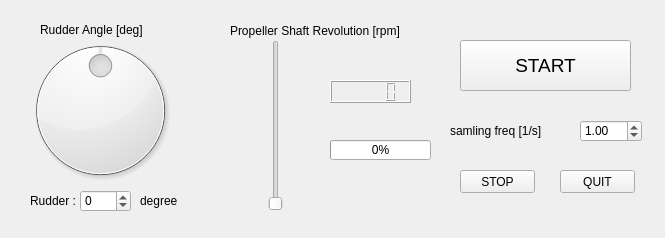
Before: the Qt Designer form shipsim_mmg_module/ShipControllerMMG.ui in RosShipSim/shipsim_mmg_module, drawn with Qt 5.
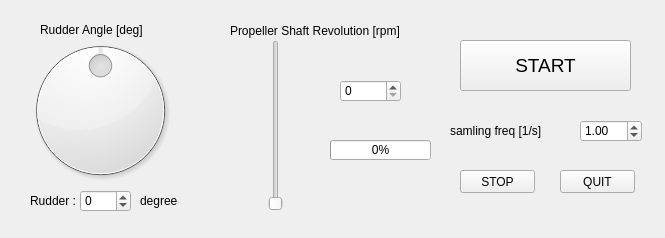
After: the same form once the commit is applied.

Commit message: 1127 change MMG controller UI

The edit to the form file:
```diff
--- a/shipsim_mmg_module/ShipControllerMMG.ui
+++ b/shipsim_mmg_module/ShipControllerMMG.ui
@@ -187,16 +187,6 @@
      <string>degree</string>
     </property>
    </widget>
-   <widget class="QLCDNumber" name="propellerNumber">
-    <property name="geometry">
-     <rect>
-      <x>330</x>
-      <y>80</y>
-      <width>81</width>
-      <height>23</height>
-     </rect>
-    </property>
-   </widget>
    <widget class="QDoubleSpinBox" name="samplingFreqEdit">
     <property name="geometry">
      <rect>
@@ -216,6 +206,19 @@
      <double>1.000000000000000</double>
     </property>
    </widget>
+   <widget class="QSpinBox" name="propellerBox">
+    <property name="geometry">
+     <rect>
+      <x>340</x>
+      <y>80</y>
+      <width>61</width>
+      <height>22</height>
+     </rect>
+    </property>
+    <property name="maximum">
+     <number>150</number>
+    </property>
+   </widget>
   </widget>
  </widget>
  <resources/>
```
Left out of the diff: 80 changed lines with no effect on the pictures. The commit also changes 1 other file.
